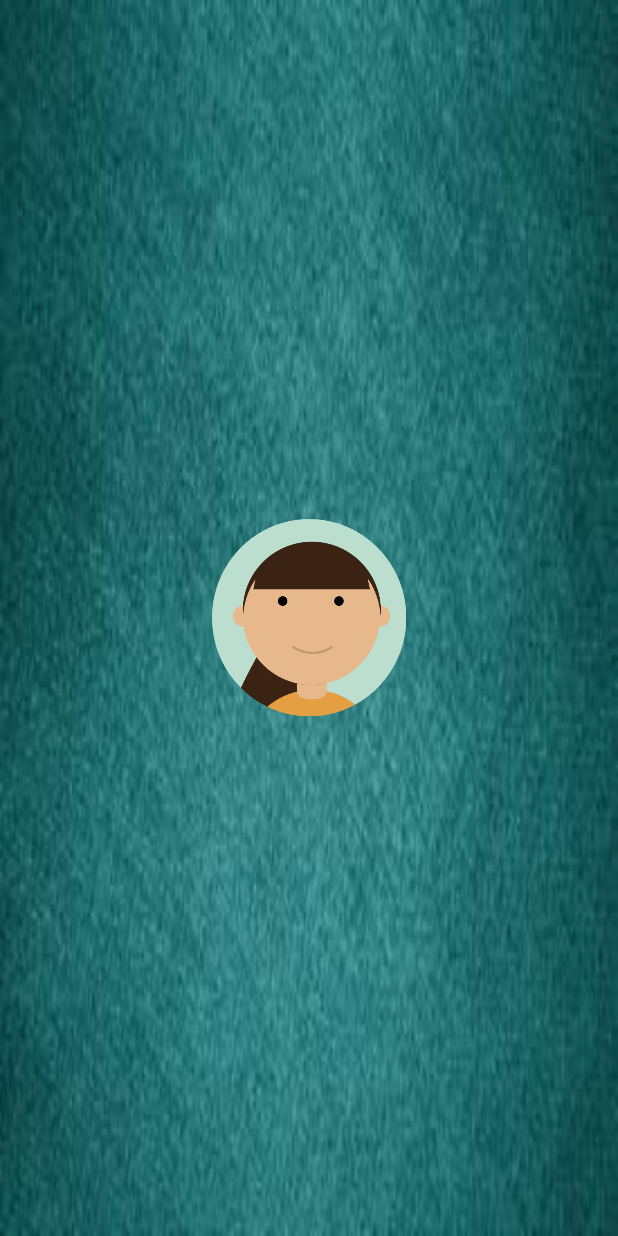
After one commit to nashwanazir/AuthorizationDemo, an Android app: the SplashActivity screen opened directly, with no data from a screen before it, on a phone screen of 412 x 824 dp. The commit adds this screen. Run offline under Robolectric (Android 15) with nearby library versions, the light colour scheme and no system bars.

Commit message:
Add Splash Screen

```diff
--- /dev/null
+++ b/app/src/main/java/com/example/asus/authorizationdemo/SplashActivity.java
@@ -0,0 +1,37 @@
+package com.example.asus.authorizationdemo;
+
+import android.content.Intent;
+import android.os.Handler;
+import android.support.v7.app.AppCompatActivity;
+import android.os.Bundle;
+
+public class SplashActivity extends AppCompatActivity {
+
+    // Splash screen timer
+    private static int SPLASH_TIME_OUT = 3000;
+
+    @Override
+    protected void onCreate(Bundle savedInstanceState) {
+        super.onCreate(savedInstanceState);
+        setContentView(R.layout.activity_splash);
+
+        new Handler().postDelayed(new Runnable() {
+
+            /*
+             * Showing splash screen with a timer.
+             */
+
+            @Override
+            public void run() {
+                // This method will be executed once the timer is over
+                // Start login activity
+                Intent i = new Intent(SplashActivity.this, LoginActivity.class);
+                startActivity(i);
+
+                // Close this activity
+                finish();
+            }
+        }, SPLASH_TIME_OUT);
+    }
+
+}
--- /dev/null
+++ b/app/src/main/res/layout/activity_splash.xml
@@ -0,0 +1,17 @@
+<?xml version="1.0" encoding="utf-8"?>
+<LinearLayout xmlns:android="http://schemas.android.com/apk/res/android"
+    xmlns:app="http://schemas.android.com/apk/res-auto"
+    xmlns:tools="http://schemas.android.com/tools"
+    android:layout_width="match_parent"
+    android:layout_height="match_parent"
+    android:background="@drawable/b"
+    android:gravity="center"
+    tools:context="com.example.asus.authorizationdemo.SplashActivity"
+    >
+
+    <ImageView
+        android:layout_width="129dp"
+        android:layout_height="131dp"
+        android:background="@drawable/girl"/>
+
+</LinearLayout>
--- a/app/src/main/res/values/styles.xml
+++ b/app/src/main/res/values/styles.xml
@@ -8,4 +8,17 @@
         <item name="colorAccent">@color/colorAccent</item>
     </style>
 
+    <!-- Theme for AlertDialog -->
+    <style name="AlertDialogTheme" parent="Theme.AppCompat.Light.Dialog.Alert">
+        <item name="android:background">@color/secColor</item>
+        <item name="android:textColorPrimary">#FFFFFF</item>
+    </style>
+
+    <!-- Theme for SplashScreen -->
+    <style name="SplashTheme" parent="Theme.AppCompat.Light.NoActionBar">
+        <item name="android:background">@color/secColor</item>
+        <item name="android:textColorPrimary">#FFFFFF</item>
+
+    </style>
+
 </resources>
```
Also changed, not shown: app/src/main/AndroidManifest.xml (+8 -3 lines), app/src/main/java/com/example/asus/authorizationdemo/Session.java (added, +63 -0 lines), app/src/main/res/drawable/b.jpg (added), app/src/main/res/drawable/girl.png (added).
